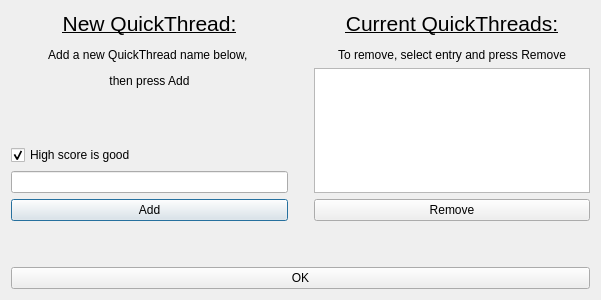
First picture: the form in pyqt/ht/add_slider_threads_dialog.ui, repository opetelin/olegs_test_repo, before the edit.
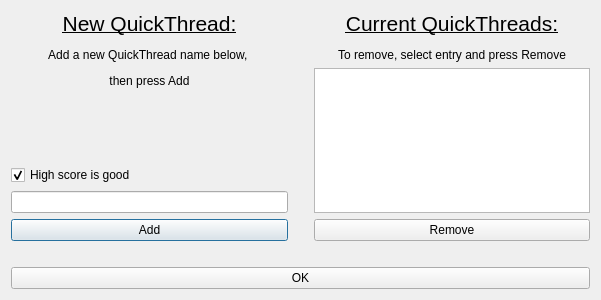
Second picture: the form after the edit.

The edit to the form file:
```diff
--- a/pyqt/ht/add_slider_threads_dialog.ui
+++ b/pyqt/ht/add_slider_threads_dialog.ui
@@ -103,19 +103,6 @@
      </property>
     </spacer>
    </item>
-   <item>
-    <spacer name="horizontalSpacer_2">
-     <property name="orientation">
-      <enum>Qt::Horizontal</enum>
-     </property>
-     <property name="sizeHint" stdset="0">
-      <size>
-       <width>40</width>
-       <height>20</height>
-      </size>
-     </property>
-    </spacer>
-   </item>
    <item>
     <layout class="QHBoxLayout" name="horizontalLayout">
      <item>
```
